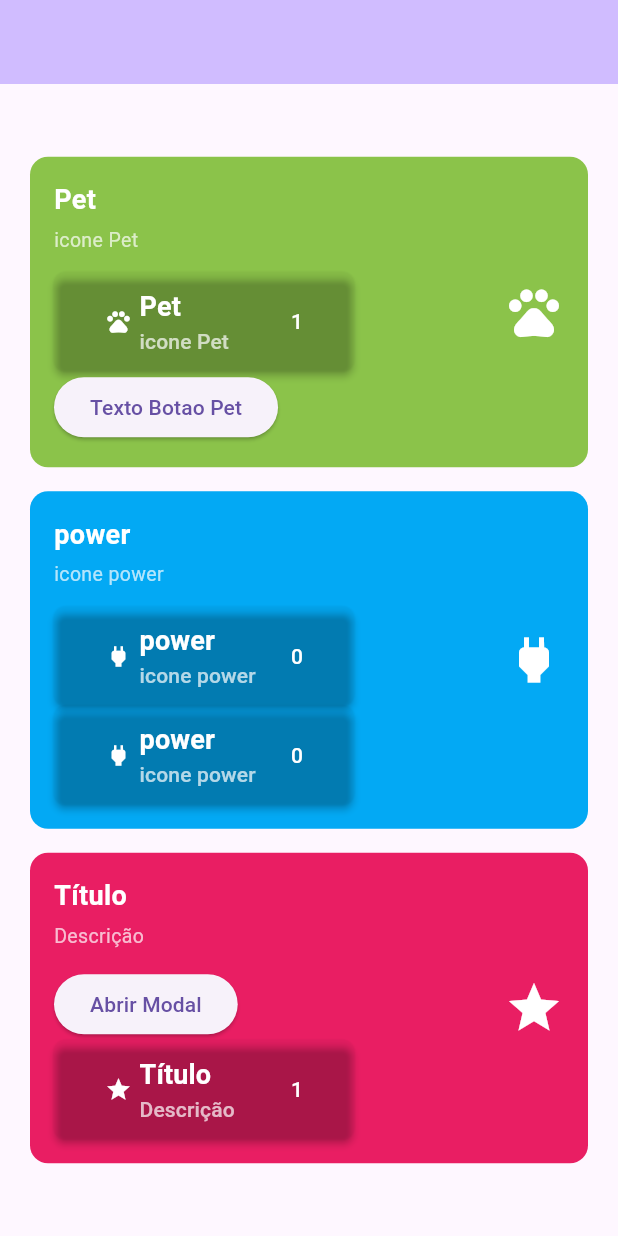
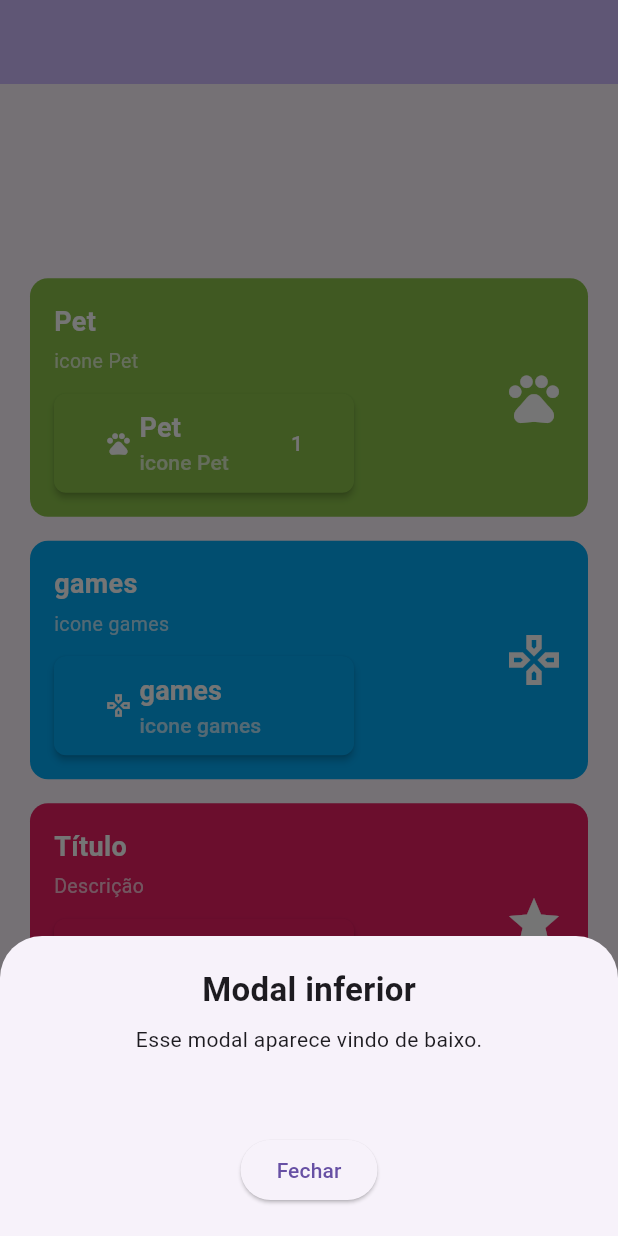
Before and after one commit to JorgeLmlp/Flutter, a Flutter app: the screen it shows after launch, after a tap on "Pet", after a tap on "Título", on a phone screen of 412 x 824 dp. Run offline on Flutter 3.47's test engine with Material 3 defaults, Android fonts, the phone set to English and light mode, and no system bars; our stand-ins replace device_preview.

Commit message:
buttonFix

```diff
--- a/ativdade_widget/lib/pages/tela_home.dart
+++ b/ativdade_widget/lib/pages/tela_home.dart
@@ -1,3 +1,4 @@
+import 'package:ativdade_widget/widgets/botao.dart';
 import 'package:flutter/material.dart';
 import '../widgets/my_card.dart';
 
@@ -29,16 +30,16 @@ class MyHomePage extends StatelessWidget {
             'icone Pet',
             'Texto Botao Pet',
             colors1,
-            mudarPagina: true,
           ),
           MeuCard(
-            Icons.power,
-            'power',
-            'icone power',
-            'Texto Botao Power',
-            colors2
+            Icons.gamepad_outlined,
+            'games',
+            'icone games',
+            'Texto Botao games',
+            colors2,
+            tipoBotao: TipoBotao.mudarPagina,
           ),
-          MeuCard(Icons.star, "Título", "Descrição", "Abrir Modal", {'primary': Colors.pink}, abrirModal: true)
+          MeuCard(Icons.star, "Título", "Descrição", "Abrir Modal", {'primary': Colors.pink}, tipoBotao : TipoBotao.modal)
         ])));
   }
 }
--- a/ativdade_widget/lib/pages/tela_jogos.dart
+++ b/ativdade_widget/lib/pages/tela_jogos.dart
@@ -15,7 +15,12 @@ class TelaJogos extends StatelessWidget {
                   Text('tela jogos'),
                   Text('essa é a tela jogos'),
                   Text('meus jogos favoritos sao: '),
-                  Text('- Hollow Knight, forza5')
+                  Text('- Hollow Knight, forza5',
+                  style: TextStyle(
+                    fontSize: 20,
+                    color: Colors.red
+                  ),
+                  )
 
              ])));
   }
--- a/ativdade_widget/lib/widgets/Botao.dart
+++ b/ativdade_widget/lib/widgets/Botao.dart
@@ -1,4 +1,8 @@
 import 'package:flutter/material.dart';
+import '../pages/tela_jogos.dart';
+
+
+enum TipoBotao { modal, mudarPagina, contador }
 
 class Botao extends StatefulWidget {
   final IconData icone;
@@ -6,14 +10,16 @@ class Botao extends StatefulWidget {
   final String descricao;
   final String textoBotao;
   final Color cor;
+  final TipoBotao tipo;
 
-  const Botao(
-    this.icone,
-    this.titulo,
-    this.descricao,
-    this.textoBotao,
-    this.cor, {
+  const Botao({
     super.key,
+    required this.icone,
+    required this.titulo,
+    required this.descricao,
+    required this.textoBotao,
+    required this.cor,
+    this.tipo = TipoBotao.contador,
   });
 
   @override
@@ -27,6 +33,42 @@ class _BotaoState extends State<Botao> {
     setState(() {
       _counter++;
     });
+  }
+
+  void _mudarPagina(BuildContext context) {
+    Navigator.push(
+      context,
+      MaterialPageRoute(builder: (context) => const TelaJogos('telajogos')),
+    );
+  }
+
+  void _mostrarModal(BuildContext context) {
+    showModalBottomSheet(
+      context: context,
+      builder: (context) {
+        return Container(
+          padding: const EdgeInsets.all(20),
+          height: 200,
+          width: double.infinity,
+          child: Column(
+            mainAxisSize: MainAxisSize.min,
+            children: [
+              const Text(
+                'Modal inferior',
+                style: TextStyle(fontSize: 22, fontWeight: FontWeight.bold),
+              ),
+              const SizedBox(height: 8),
+              const Text('Esse modal aparece vindo de baixo.'),
+              const Spacer(),
+              ElevatedButton(
+                onPressed: () => Navigator.pop(context),
+                child: const Text('Fechar'),
+              ),
+            ],
+          ),
+        );
+      },
+    );
   }
 
   @override
@@ -43,7 +85,20 @@ class _BotaoState extends State<Botao> {
             borderRadius: BorderRadius.circular(8),
           ),
         ),
-        onPressed: _incrementCounter,
+        onPressed: () {
+
+          switch (widget.tipo) {
+            case TipoBotao.modal:
+              _mostrarModal(context);
+              break;
+            case TipoBotao.mudarPagina:
+              _mudarPagina(context);
+              break;
+            case TipoBotao.contador:
+              _incrementCounter();
+              break;
+          }
+        },
         child: Padding(
           padding: const EdgeInsets.all(10),
           child: Row(
@@ -69,10 +124,12 @@ class _BotaoState extends State<Botao> {
                   ],
                 ),
               ),
-              Text(
-                '$_counter',
-                style: const TextStyle(color: Colors.white),
-              ),
+
+              if (widget.tipo == TipoBotao.contador)
+                Text(
+                  '$_counter',
+                  style: const TextStyle(color: Colors.white),
+                ),
             ],
           ),
         ),
--- a/ativdade_widget/lib/widgets/my_card.dart
+++ b/ativdade_widget/lib/widgets/my_card.dart
@@ -1,5 +1,4 @@
-import 'package:ativdade_widget/pages/tela_jogos.dart';
-import 'package:ativdade_widget/widgets/botao.dart';
+import 'package:ativdade_widget/widgets/botao.dart'; // Importante para reconhecer o Botao e o TipoBotao
 import 'package:flutter/material.dart';
 
 class MeuCard extends StatelessWidget {
@@ -8,48 +7,17 @@ class MeuCard extends StatelessWidget {
   final String descricao;
   final String textoBotao;
   final Map<String, Color> colors;
-  final bool abrirModal;
-  final bool mudarPagina;
+  final TipoBotao tipoBotao;
 
   const MeuCard(
-      this.icone, this.titulo, this.descricao, this.textoBotao, this.colors,
-      {super.key, this.abrirModal = false, this.mudarPagina = false});
-
-  void _mudarPagina(BuildContext context)
-  {
-    Navigator.push(
-    context,
-    MaterialPageRoute(builder: (context) => const TelaJogos('telajogos')),
-);
-  }
-  void _mostrarModal(BuildContext context) {
-    showModalBottomSheet(
-      context: context,
-      builder: (context) {
-        return Container(
-          padding: const EdgeInsets.all(20),
-          height: 200,
-          width: double.infinity,
-          child: Column(
-            mainAxisSize: MainAxisSize.min,
-            children: [
-              const Text(
-                'Modal inferior',
-                style: TextStyle(fontSize: 22, fontWeight: FontWeight.bold),
-              ),
-              const SizedBox(height: 8),
-              const Text('Esse modal aparece vindo de baixo.'),
-              const Spacer(),
-              ElevatedButton(
-                onPressed: () => Navigator.pop(context),
-                child: const Text('Fechar'),
-              ),
-            ],
-          ),
-        );
-      },
-    );
-  }
+    this.icone,
+    this.titulo,
+    this.descricao,
+    this.textoBotao,
+    this.colors, {
+    super.key,
+    this.tipoBotao = TipoBotao.contador,
+  });
 
   @override
   Widget build(BuildContext context) {
@@ -64,6 +32,7 @@ class MeuCard extends StatelessWidget {
       child: Row(
         mainAxisAlignment: MainAxisAlignment.spaceBetween,
         children: [
+
           Expanded(
             child: Column(
               crossAxisAlignment: CrossAxisAlignment.start,
@@ -86,24 +55,21 @@ class MeuCard extends StatelessWidget {
                   ),
                 ),
                 const SizedBox(height: 12),
-                abrirModal
-                    ? ElevatedButton(
-                        onPressed: () => _mostrarModal(context),
-                        child: Text(textoBotao),
-                      )
-                    : Botao(icone, titulo, descricao, textoBotao,
-                        Colors.transparent),
-                 mudarPagina ?  ElevatedButton (
-                  onPressed:() => _mudarPagina(context),
-                  child: Text(textoBotao),
 
-                 ) : Botao(icone, titulo, descricao, textoBotao,
-                    Colors.transparent),
 
+                Botao(
+                  icone: icone,
+                  titulo: titulo,
+                  descricao: descricao,
+                  textoBotao: textoBotao,
+                  cor: colors['primary'] ?? Colors.orange,
+                  tipo: tipoBotao,
+                ),
               ],
             ),
           ),
           const SizedBox(width: 16),
+
           Icon(
             icone,
             size: 40,
```
